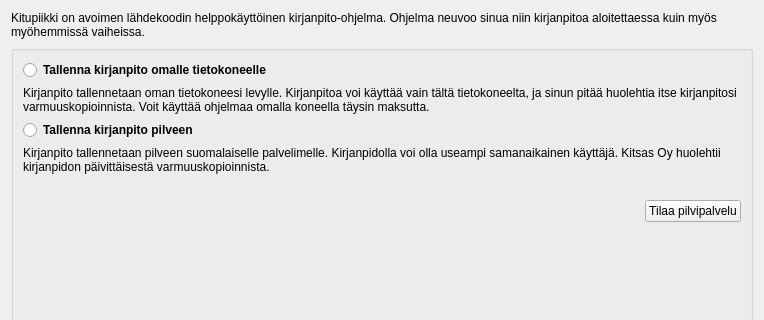
Old version of the form kitsas/uusikirjanpito/uusialoitus.ui in the repository artoh/kitupiikki; both pictures show x 0 to 764 and y 0 to 320 of the 764 by 591 pixel window.
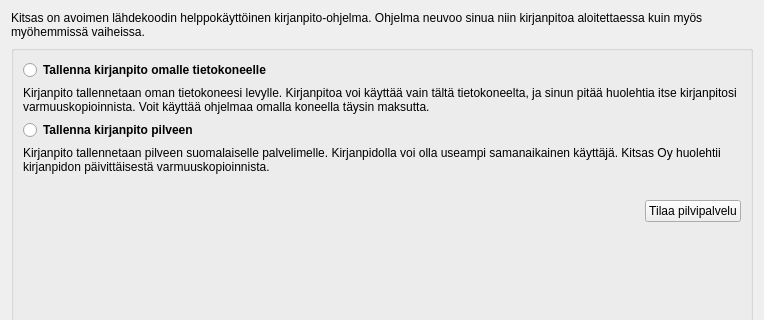
New version of the form. Icons and pictures are not drawn.

Diff of the .ui file:
```diff
--- a/kitsas/uusikirjanpito/uusialoitus.ui
+++ b/kitsas/uusikirjanpito/uusialoitus.ui
@@ -17,7 +17,7 @@
    <item>
     <widget class="QLabel" name="label_2">
      <property name="text">
-      <string>&lt;html&gt;&lt;head/&gt;&lt;body&gt;&lt;p&gt;Kitupiikki on avoimen lähdekoodin helppokäyttöinen kirjanpito-ohjelma. Ohjelma neuvoo sinua niin kirjanpitoa aloitettaessa kuin myös myöhemmissä vaiheissa.&lt;/p&gt;&lt;/body&gt;&lt;/html&gt;</string>
+      <string>&lt;html&gt;&lt;head/&gt;&lt;body&gt;&lt;p&gt;Kitsas on avoimen lähdekoodin helppokäyttöinen kirjanpito-ohjelma. Ohjelma neuvoo sinua niin kirjanpitoa aloitettaessa kuin myös myöhemmissä vaiheissa.&lt;/p&gt;&lt;/body&gt;&lt;/html&gt;</string>
      </property>
      <property name="wordWrap">
       <bool>true</bool>
```
